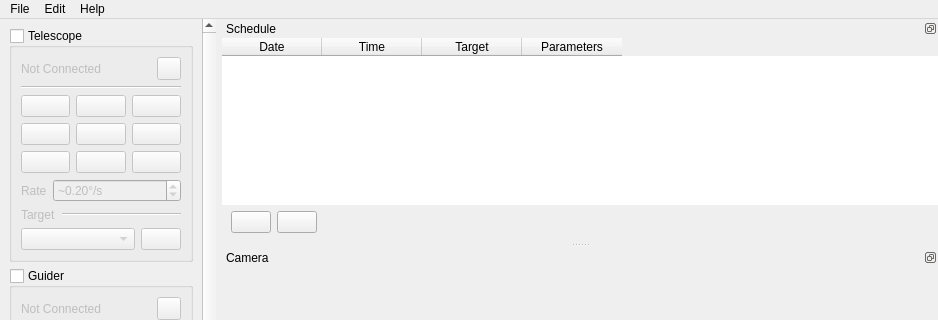
The window that qt5/mainwindow.ui (EthanChappel/Ecliptic) describes before a commit, drawn with Qt 5; both pictures show x 0 to 938 and y 0 to 320 of the 938 by 956 pixel window.
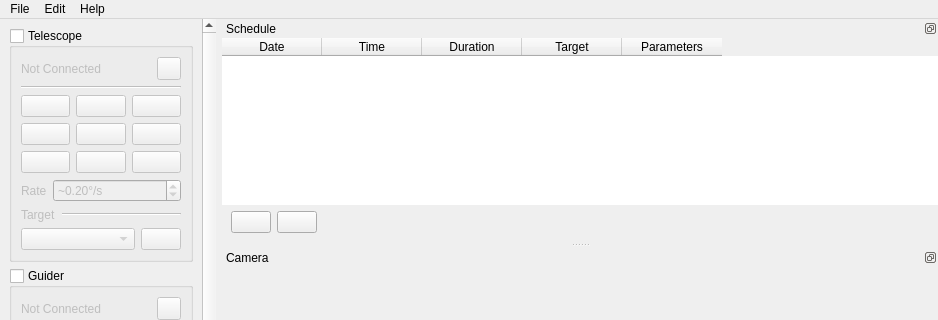
The same window after the commit. Icons and pictures are not drawn.

Commit message: Add duration to schedule table

```diff
--- a/qt5/mainwindow.ui
+++ b/qt5/mainwindow.ui
@@ -1472,6 +1472,11 @@
          <string>Time to initiate the event.</string>
         </property>
        </column>
+       <column>
+        <property name="text">
+         <string>Duration</string>
+        </property>
+       </column>
        <column>
         <property name="text">
          <string>Target</string>
```
The commit also changes 2 other files.
